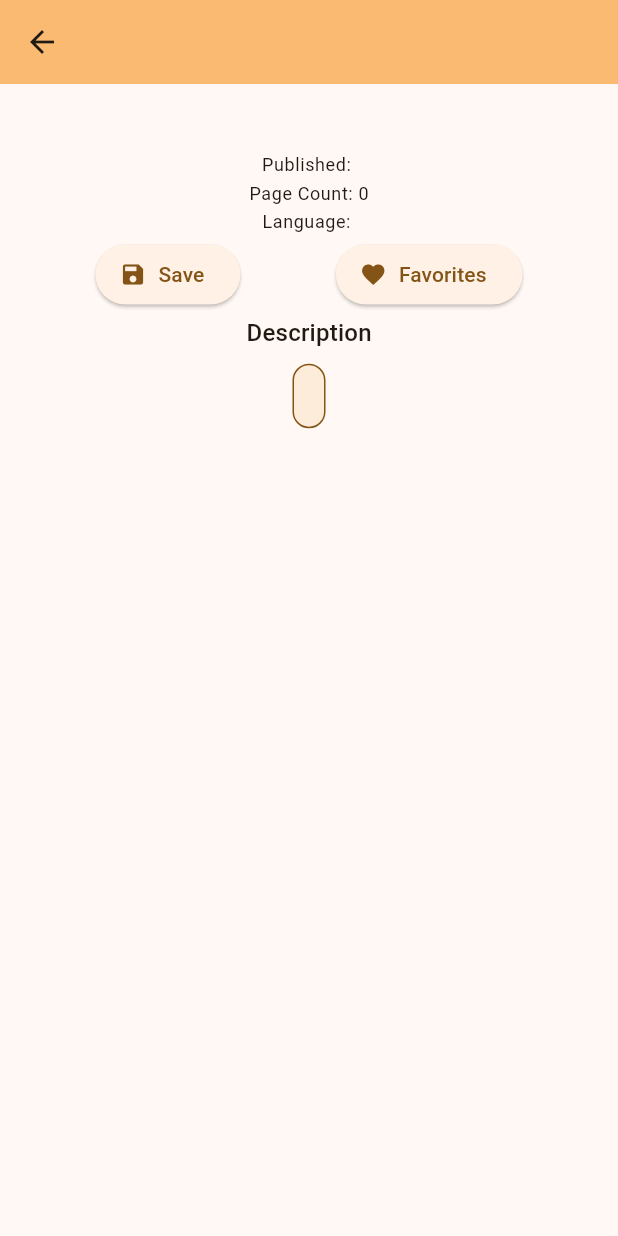
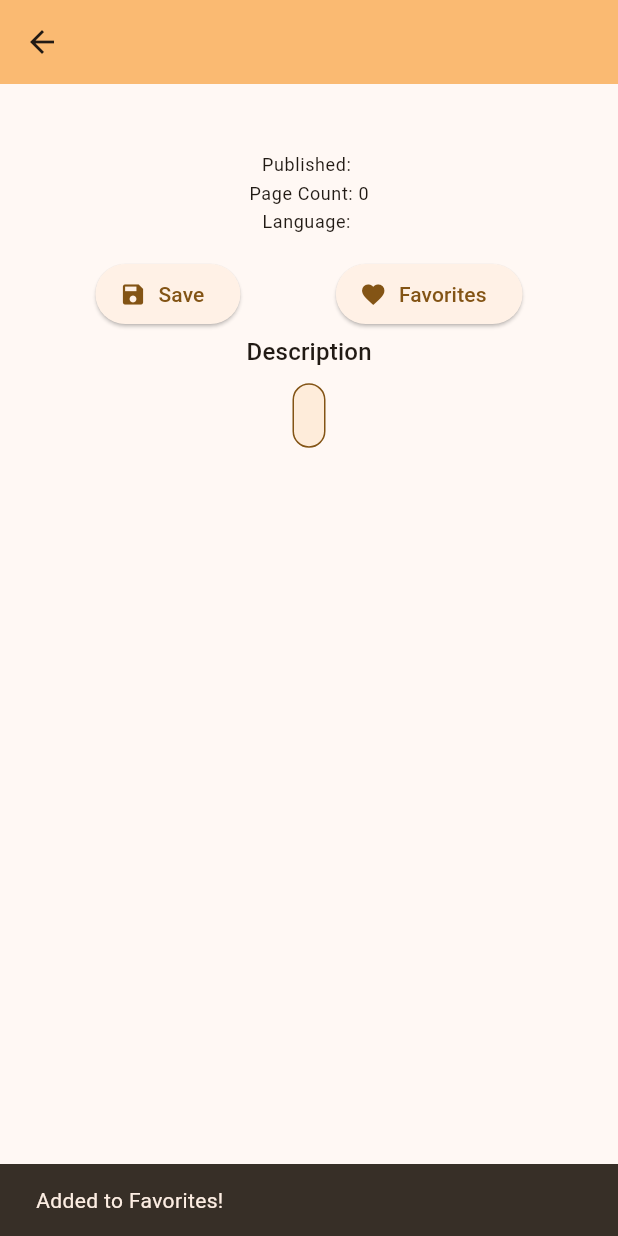
Before and after one commit to shahzaib0779/book_tracker, a Flutter app: the BooksDetails screen opened directly with empty values, after a tap on "Favorites", on a phone screen of 412 x 824 dp. Run offline on Flutter 3.47's test engine with Material 3 defaults, Android fonts, the phone set to English and light mode, and no system bars; our stand-ins replace sqflite; accounts and stored records are empty.

Commit message:
Enhance book details navigation and favorite functionality; implement favorites screen with database support and update argument handling

```diff
--- a/lib/components/grid_view_widget.dart
+++ b/lib/components/grid_view_widget.dart
@@ -27,7 +27,7 @@ class GridViewWidget extends StatelessWidget {
         ),
         child: GestureDetector(
           onTap: () {
-            Navigator.pushNamed(context, '/details',arguments: BookDetailsArguments(bookItem: book));
+            Navigator.pushNamed(context, '/details',arguments: BookDetailsArguments(bookItem: book,isFromSaved: false));
           },
           child: Column(
             children: [
--- a/lib/pages/books_details.dart
+++ b/lib/pages/books_details.dart
@@ -41,10 +41,12 @@ class _BooksDetailsState extends State<BooksDetails> {
               Text("Published: ${bookData.bookItem.publishedDate}",style: theme.textTheme.bodySmall,),
               Text("Page Count: ${bookData.bookItem.pageCount}",style: theme.textTheme.bodySmall,),
               Text("Language: ${bookData.bookItem.language}",style: theme.textTheme.bodySmall,),
+
+             SizedBox(height: 10,),
               Row(
-                mainAxisAlignment: MainAxisAlignment.spaceEvenly,
+                mainAxisAlignment: !bookData.isFromSaved? MainAxisAlignment.spaceEvenly:MainAxisAlignment.center,
                 children: [
-                  ElevatedButton.icon(onPressed:() async {
+                 !bookData.isFromSaved? ElevatedButton.icon(onPressed:() async {
 
                     try {
                       await DatabaseHelper.instance.insert(bookData.bookItem);
@@ -55,11 +57,12 @@ class _BooksDetailsState extends State<BooksDetails> {
                     }
 
                   }, label: Text("Save"),
-                  icon: Icon(Icons.save),),
+                  icon: Icon(Icons.save),):SizedBox(),
 
                   ElevatedButton.icon(onPressed:() async{
-                    //await DatabaseHelper.instance.deleteDatabaseFile();
-                  }, label: Text('Favorites'),
+                      await DatabaseHelper.instance.toggleFavorite(bookData.bookItem.id, !bookData.bookItem.isFavorite);
+                      SnackBar snackBar = SnackBar(content: Text("Added to Favorites!"));
+                      ScaffoldMessenger.of(context).showSnackBar(snackBar);                  }, label: Text('Favorites'),
                   icon: Icon(Icons.favorite),)
                 ],
               ),
--- a/lib/utils/book_details_arguments.dart
+++ b/lib/utils/book_details_arguments.dart
@@ -2,6 +2,7 @@ import 'package:book_tracker/models/book.dart';
 
 class BookDetailsArguments {
   final Book bookItem;
+  final bool isFromSaved;
 
-  BookDetailsArguments({required this.bookItem});
+  BookDetailsArguments({required this.isFromSaved, required this.bookItem});
 }
```
Also changed, not shown: lib/db/database_helper.dart (+10 -1 lines), lib/pages/favorites_screen.dart (+37 -0 lines), lib/pages/saved_screen.dart (+10 -2 lines).
